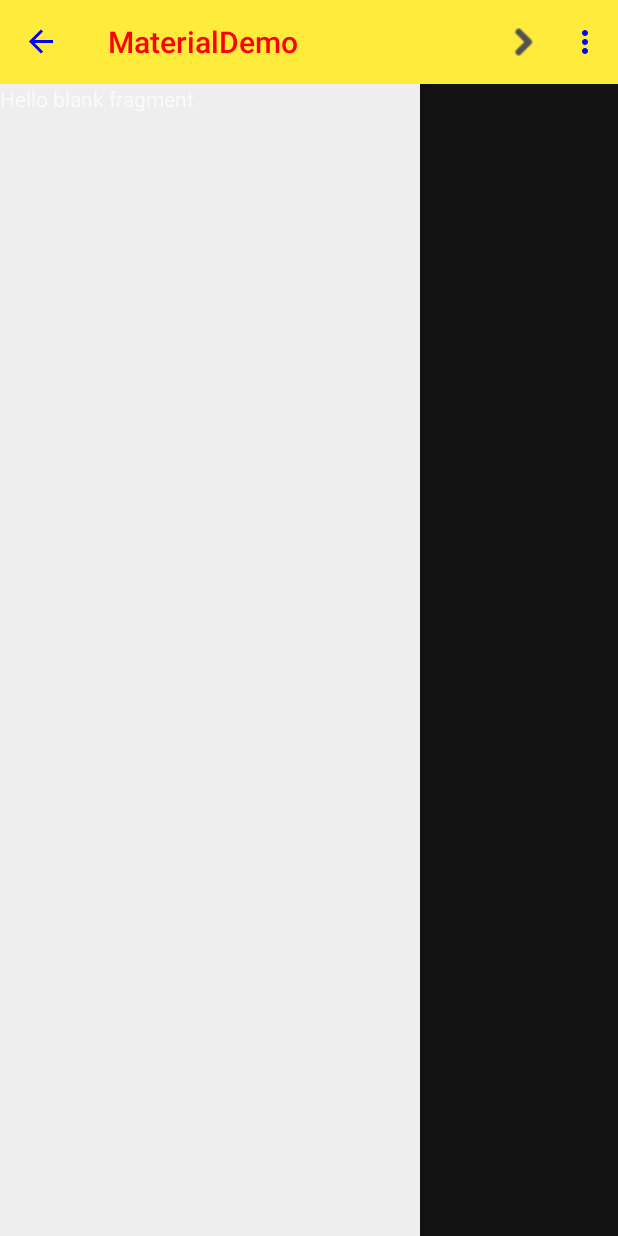
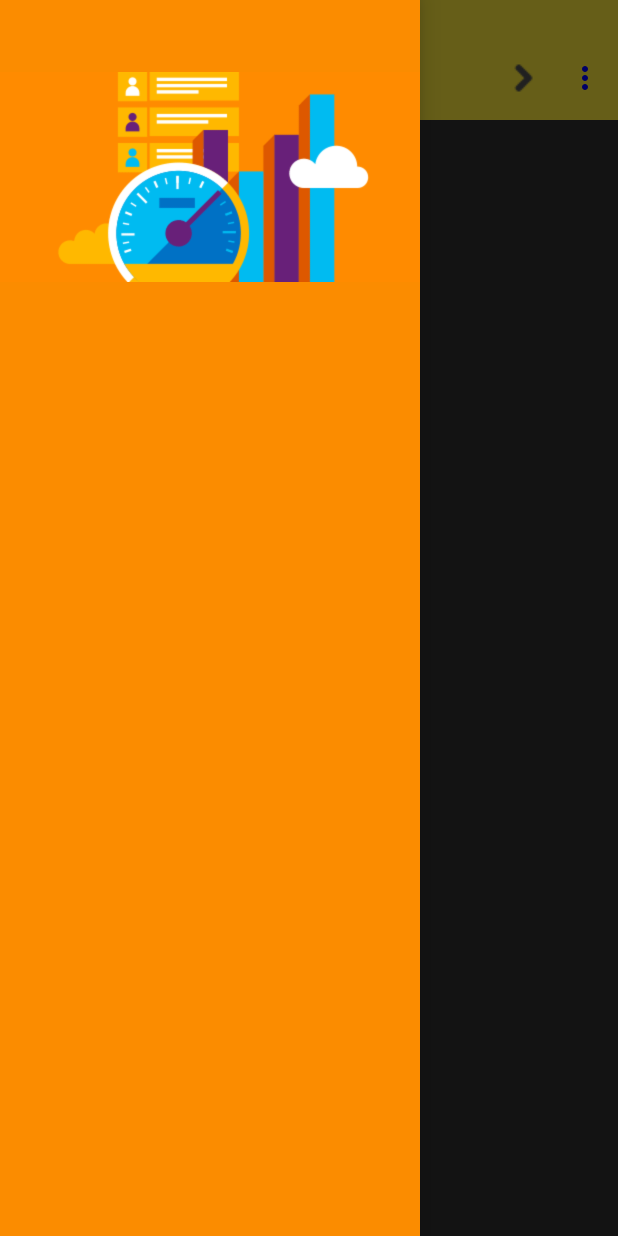
Before and after one commit to karanianandkumar/MaterialDemo, an Android app: the screen it shows after launch (MainActivity), on a phone screen of 412 x 824 dp. Run offline under Robolectric (Android 15) with nearby library versions, the phone set to English and light mode, and no system bars.

Commit message:
11. Adding Transluent Navigation Drawer (Hack)

```diff
--- a/Desktop/Udacity/MaterialDemo/app/src/main/java/com/example/android/materialdemo/MainActivity.java
+++ b/Desktop/Udacity/MaterialDemo/app/src/main/java/com/example/android/materialdemo/MainActivity.java
@@ -21,7 +21,7 @@ public class MainActivity extends ActionBarActivity {
     @Override
     protected void onCreate(Bundle savedInstanceState) {
         super.onCreate(savedInstanceState);
-        setContentView(R.layout.activity_main_appbar);
+        setContentView(R.layout.activity_main);
 
 
         toolbar = (Toolbar) findViewById(R.id.app_bar);
--- a/Desktop/Udacity/MaterialDemo/app/src/main/res/layout/activity_main.xml
+++ b/Desktop/Udacity/MaterialDemo/app/src/main/res/layout/activity_main.xml
@@ -3,7 +3,9 @@
     xmlns:tools="http://schemas.android.com/tools"
     android:id="@+id/drawer_layout"
     android:layout_width="match_parent"
+
     android:layout_height="match_parent"
+
     xmlns:app="http://schemas.android.com/apk/res-auto">
 
     <RelativeLayout
--- a/Desktop/Udacity/MaterialDemo/app/src/main/res/layout/app_bar.xml
+++ b/Desktop/Udacity/MaterialDemo/app/src/main/res/layout/app_bar.xml
@@ -1,6 +1,7 @@
 <?xml version="1.0" encoding="utf-8"?>
 <android.support.v7.widget.Toolbar xmlns:android="http://schemas.android.com/apk/res/android"
     xmlns:app="http://schemas.android.com/apk/res-auto"
+    android:paddingTop="@dimen/app_bar_top_padding"
     android:layout_width="match_parent"
     android:layout_height="wrap_content"
     android:background="@color/primaryColor"
--- a/Desktop/Udacity/MaterialDemo/app/src/main/res/layout/fragment_navigation_drawer.xml
+++ b/Desktop/Udacity/MaterialDemo/app/src/main/res/layout/fragment_navigation_drawer.xml
@@ -2,13 +2,15 @@
     xmlns:tools="http://schemas.android.com/tools"
     android:layout_width="match_parent"
     android:layout_height="match_parent"
-    android:background="#EEE"
+    android:background="#FB8C00"
     tools:context="com.example.android.materialdemo.NavigationDrawerFragement">
 
     <!-- TODO: Update blank fragment layout -->
-    <TextView
-        android:layout_width="match_parent"
-        android:layout_height="match_parent"
-        android:text="@string/hello_blank_fragment" />
+    <ImageView
+        android:layout_width="280dp"
+        android:layout_marginTop="@dimen/drawable_top_margin"
+        android:layout_height="140dp"
+        android:src="@drawable/ic_abstract"
+        android:layout_marginBottom="16dp"/>
 
 </RelativeLayout>
--- /dev/null
+++ b/Desktop/Udacity/MaterialDemo/app/src/main/res/values-v19/dimes.xml
@@ -0,0 +1,5 @@
+<?xml version="1.0" encoding="utf-8"?>
+<resources>
+    <dimen name="app_bar_top_padding">24dp</dimen>
+    <dimen name="drawable_top_margin">48dp</dimen>
+</resources>
--- /dev/null
+++ b/Desktop/Udacity/MaterialDemo/app/src/main/res/values-v19/styles.xml
@@ -0,0 +1,6 @@
+<?xml version="1.0" encoding="utf-8"?>
+<resources>
+    <style name="AppTheme" parent="AppTheme.Base">
+        <item name="android:windowTranslucentStatus">true</item>
+    </style>
+</resources>
--- /dev/null
+++ b/Desktop/Udacity/MaterialDemo/app/src/main/res/values-v21/dimens.xml
@@ -0,0 +1,5 @@
+<?xml version="1.0" encoding="utf-8"?>
+<resources>
+    <dimen name="app_bar_top_padding">24dp</dimen>
+    <dimen name="drawable_top_margin">48dp</dimen>
+</resources>
--- a/Desktop/Udacity/MaterialDemo/app/src/main/res/values-v21/styles.xml
+++ b/Desktop/Udacity/MaterialDemo/app/src/main/res/values-v21/styles.xml
@@ -5,6 +5,7 @@
         <item name="android:colorPrimary">@color/primaryColor</item>
         <item name="android:colorPrimaryDark">@color/primaryColorDark</item>
         <item name="android:colorAccent">@color/accentColor</item>
+        <item name="android:windowTranslucentStatus">true</item>
 
     </style>
 </resources>
--- a/Desktop/Udacity/MaterialDemo/app/src/main/res/values/dimens.xml
+++ b/Desktop/Udacity/MaterialDemo/app/src/main/res/values/dimens.xml
@@ -3,4 +3,6 @@
     <dimen name="activity_horizontal_margin">16dp</dimen>
     <dimen name="activity_vertical_margin">16dp</dimen>
     <dimen name="fab_margin">16dp</dimen>
+    <dimen name="app_bar_top_padding">0dp</dimen>
+    <dimen name="drawable_top_margin">24dp</dimen>
 </resources>
```
Also changed, not shown: Desktop/Udacity/MaterialDemo/app/src/main/res/drawable/ic_abstract.png (added).
